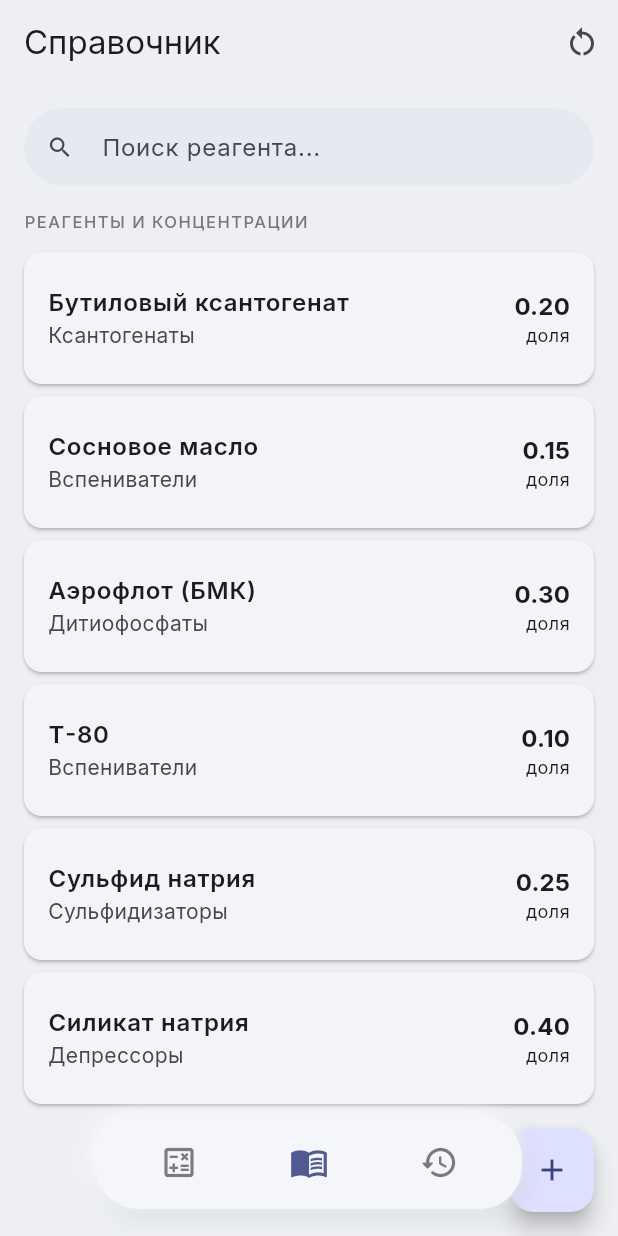
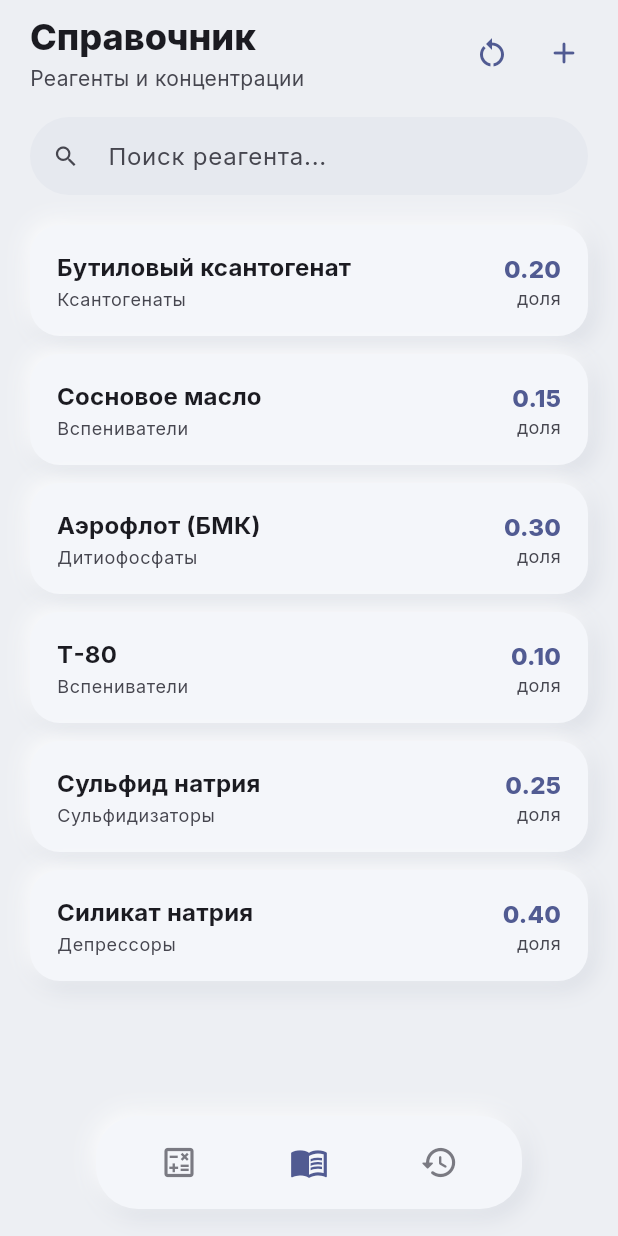
Before and after one commit to Diaaass/reagent_calculator, a Flutter app: the screen it shows after launch, after a tap on the "menu book" icon, on a phone screen of 412 x 824 dp. Run offline on Flutter 3.47's test engine with Material 3 defaults, Android fonts, the phone set to English and light mode, and no system bars; our stand-ins replace flutter_svg, google_fonts, share_plus, shared_preferences.

Commit message:
Fix dark theme issues and restyle reference/history screens
- Force light theme only (design is light-only; dark mode hid inputs)
- Hero card: show "0" placeholder instead of stretched em dash
- Restyle ReferenceScreen and HistoryScreen in soft UI to match calculator
- Move "+" and "Reset" actions from FAB/AppBar into ScreenHeader
- ScreenHeader now accepts custom actions list

Co-Authored-By: Claude Opus 4.7 (1M context) <noreply@anthropic.com>

```diff
--- a/lib/main.dart
+++ b/lib/main.dart
@@ -29,8 +29,9 @@ class ReagentApp extends StatelessWidget {
       title: 'Калькулятор реагентов',
       debugShowCheckedModeBanner: false,
       theme: buildTheme(Brightness.light),
-      darkTheme: buildTheme(Brightness.dark),
-      themeMode: ThemeMode.system,
+      // Дизайн сделан только под светлую тему; авто-переключение
+      // на системную dark давало невидимые поля и кашу в навигации.
+      themeMode: ThemeMode.light,
       home: HomeShell(appState: appState),
     );
   }
--- a/lib/screens/reference_screen.dart
+++ b/lib/screens/reference_screen.dart
@@ -3,10 +3,12 @@ import 'package:flutter/services.dart';
 
 import '../domain/models.dart';
 import '../state/app_state.dart';
+import '../widgets/screen_header.dart';
+import '../widgets/soft_container.dart';
 
-/// Справочник реагентов. Tap по реагенту подставляет концентрацию в
-/// калькулятор (через onSelect). Long-press открывает редактор. FAB —
-/// создание нового реагента. Свайп влево — удаление с подтверждением.
+/// Справочник реагентов в стиле soft UI. Tap по реагенту подставляет
+/// концентрацию в калькулятор (через onSelect). Long-press открывает
+/// редактор. «+» в шапке создаёт новый реагент. Свайп влево — удаление.
 class ReferenceScreen extends StatefulWidget {
   final AppState appState;
   final ValueChanged<Reagent> onSelect;
@@ -88,6 +90,7 @@ class _ReferenceScreenState extends State<ReferenceScreen> {
       context: context,
       isScrollControlled: true,
       showDragHandle: true,
+      backgroundColor: Theme.of(context).scaffoldBackgroundColor,
       builder: (ctx) => _ReagentEditor(
         initial: initial,
         existingCategories: categories,
@@ -109,63 +112,62 @@ class _ReferenceScreenState extends State<ReferenceScreen> {
       builder: (context, _) {
         final all = widget.appState.reagents;
         final items = _filter(all);
-        return Scaffold(
-          appBar: AppBar(
-            title: const Text('Справочник'),
+
+        return SafeArea(
+          bottom: false,
+          child: Column(
+            children: [
+              ScreenHeader(
+                title: 'Справочник',
+                subtitle: 'Реагенты и концентрации',
                 actions: [
                   IconButton(
                     tooltip: 'Сбросить к стандартным',
                     onPressed: _confirmReset,
-                icon: const Icon(Icons.restart_alt),
+                    icon: Icon(Icons.restart_alt,
+                        color: theme.colorScheme.primary),
+                  ),
+                  IconButton(
+                    tooltip: 'Добавить реагент',
+                    onPressed: () => _openEditor(),
+                    icon: Icon(Icons.add_rounded,
+                        color: theme.colorScheme.primary),
                   ),
                 ],
               ),
-          floatingActionButton: FloatingActionButton(
-            tooltip: 'Добавить реагент',
-            onPressed: () => _openEditor(),
-            child: const Icon(Icons.add),
-          ),
-          body: Column(
-            children: [
               Padding(
-                padding: const EdgeInsets.all(16),
+                padding: const EdgeInsets.fromLTRB(20, 0, 20, 16),
                 child: TextField(
                   onChanged: (v) => setState(() => _query = v),
-                  decoration: const InputDecoration(
+                  decoration: InputDecoration(
                     hintText: 'Поиск реагента...',
-                    prefixIcon: Icon(Icons.search),
-                  ),
-                ),
-              ),
-              Padding(
-                padding: const EdgeInsets.symmetric(horizontal: 16),
-                child: Align(
-                  alignment: Alignment.centerLeft,
-                  child: Text(
-                    'РЕАГЕНТЫ И КОНЦЕНТРАЦИИ',
-                    style: theme.textTheme.labelSmall?.copyWith(
-                      color: theme.colorScheme.outline,
-                      letterSpacing: 1.0,
+                    prefixIcon: Icon(
+                      Icons.search,
+                      color: theme.colorScheme.onSurfaceVariant,
                     ),
                   ),
                 ),
               ),
-              const SizedBox(height: 4),
               Expanded(
                 child: items.isEmpty
                     ? Center(
+                        child: Padding(
+                          padding: const EdgeInsets.all(24),
                           child: Text(
                             all.isEmpty
                                 ? 'Справочник пуст. Нажмите «+», чтобы добавить реагент'
                                 : 'Ничего не найдено',
                             textAlign: TextAlign.center,
+                            style: TextStyle(
+                              color: theme.colorScheme.onSurfaceVariant,
+                            ),
+                          ),
                         ),
                       )
                     : ListView.separated(
-                        // Нижний отступ больше, чтобы FAB не закрывал последнюю карточку.
-                        padding: const EdgeInsets.fromLTRB(16, 8, 16, 96),
+                        padding: const EdgeInsets.fromLTRB(20, 4, 20, 120),
                         itemCount: items.length,
-                        separatorBuilder: (_, __) => const SizedBox(height: 8),
+                        separatorBuilder: (_, __) => const SizedBox(height: 12),
                         itemBuilder: (context, i) {
                           final r = items[i];
                           return Dismissible(
@@ -206,28 +208,53 @@ class _ReagentTile extends StatelessWidget {
   @override
   Widget build(BuildContext context) {
     final theme = Theme.of(context);
-    return Card(
-      margin: EdgeInsets.zero,
-      child: ListTile(
-        contentPadding: const EdgeInsets.symmetric(horizontal: 16, vertical: 8),
+    return InkWell(
       onTap: onTap,
       onLongPress: onLongPress,
-        title: Text(
+      borderRadius: BorderRadius.circular(20),
+      child: SoftContainer(
+        padding: const EdgeInsets.symmetric(horizontal: 18, vertical: 16),
+        elevation: 8,
+        child: Row(
+          children: [
+            Expanded(
+              child: Column(
+                crossAxisAlignment: CrossAxisAlignment.start,
+                children: [
+                  Text(
                     reagent.name,
-          style: const TextStyle(fontWeight: FontWeight.w600),
+                    style: theme.textTheme.titleMedium?.copyWith(
+                      fontWeight: FontWeight.w700,
                     ),
-        subtitle: Text(reagent.category),
-        trailing: Column(
-          mainAxisAlignment: MainAxisAlignment.center,
+                  ),
+                  const SizedBox(height: 2),
+                  Text(
+                    reagent.category,
+                    style: theme.textTheme.bodySmall?.copyWith(
+                      color: theme.colorScheme.onSurfaceVariant,
+                    ),
+                  ),
+                ],
+              ),
+            ),
+            Column(
               crossAxisAlignment: CrossAxisAlignment.end,
               children: [
                 Text(
                   fmtNum(reagent.concentration),
                   style: theme.textTheme.titleMedium?.copyWith(
-                fontWeight: FontWeight.bold,
+                    fontWeight: FontWeight.w800,
+                    color: theme.colorScheme.primary,
                   ),
                 ),
-            Text('доля', style: theme.textTheme.bodySmall),
+                Text(
+                  'доля',
+                  style: theme.textTheme.bodySmall?.copyWith(
+                    color: theme.colorScheme.onSurfaceVariant,
+                  ),
+                ),
+              ],
+            ),
           ],
         ),
       ),
@@ -244,7 +271,7 @@ class _SwipeDeleteBackground extends StatelessWidget {
     return Container(
       decoration: BoxDecoration(
         color: scheme.errorContainer,
-        borderRadius: BorderRadius.circular(16),
+        borderRadius: BorderRadius.circular(20),
       ),
       alignment: Alignment.centerRight,
       padding: const EdgeInsets.symmetric(horizontal: 24),
@@ -254,8 +281,6 @@ class _SwipeDeleteBackground extends StatelessWidget {
 }
 
 /// Форма создания/редактирования реагента в нижнем шите.
-/// Поля: Название, Класс (с быстрым выбором из существующих категорий),
-/// Концентрация — доля > 0.
 class _ReagentEditor extends StatefulWidget {
   final Reagent? initial;
   final List<String> existingCategories;
@@ -312,7 +337,6 @@ class _ReagentEditorState extends State<_ReagentEditor> {
     final theme = Theme.of(context);
     final isEdit = widget.initial != null;
     return Padding(
-      // Поднимаем содержимое над клавиатурой.
       padding: EdgeInsets.only(
         bottom: MediaQuery.of(context).viewInsets.bottom,
       ),
@@ -328,13 +352,15 @@ class _ReagentEditorState extends State<_ReagentEditor> {
               children: [
                 Text(
                   isEdit ? 'Изменить реагент' : 'Новый реагент',
-                  style: theme.textTheme.titleLarge,
+                  style: theme.textTheme.titleLarge?.copyWith(
+                    fontWeight: FontWeight.w700,
+                  ),
                 ),
                 const SizedBox(height: 16),
                 TextFormField(
                   controller: _nameCtrl,
                   textCapitalization: TextCapitalization.sentences,
-                  decoration: const InputDecoration(labelText: 'Название'),
+                  decoration: const InputDecoration(hintText: 'Название'),
                   validator: (v) => (v == null || v.trim().isEmpty)
                       ? 'Введите название'
                       : null,
@@ -343,7 +369,7 @@ class _ReagentEditorState extends State<_ReagentEditor> {
                 TextFormField(
                   controller: _categoryCtrl,
                   textCapitalization: TextCapitalization.sentences,
-                  decoration: const InputDecoration(labelText: 'Класс'),
+                  decoration: const InputDecoration(hintText: 'Класс'),
                   validator: (v) => (v == null || v.trim().isEmpty)
                       ? 'Введите класс'
                       : null,
@@ -372,9 +398,8 @@ class _ReagentEditorState extends State<_ReagentEditor> {
                     FilteringTextInputFormatter.allow(RegExp(r'[0-9.,]')),
                   ],
                   decoration: const InputDecoration(
-                    labelText: 'Концентрация',
+                    hintText: 'Концентрация (0.3 = 30%)',
                     suffixText: 'доля',
-                    helperText: '0.3 = 30%',
                   ),
                   validator: (v) {
                     final raw = (v ?? '').replaceAll(',', '.');
@@ -390,22 +415,28 @@ class _ReagentEditorState extends State<_ReagentEditor> {
                     Expanded(
                       child: OutlinedButton(
                         onPressed: () => Navigator.pop(context),
-                        child: const Padding(
-                          padding: EdgeInsets.symmetric(vertical: 14),
-                          child: Text('Отмена'),
+                        style: OutlinedButton.styleFrom(
+                          shape: RoundedRectangleBorder(
+                            borderRadius: BorderRadius.circular(999),
                           ),
+                          padding: const EdgeInsets.symmetric(vertical: 14),
+                        ),
+                        child: const Text('Отмена'),
                       ),
                     ),
                     const SizedBox(width: 12),
                     Expanded(
                       child: FilledButton(
                         onPressed: _submit,
-                        child: const Padding(
-                          padding: EdgeInsets.symmetric(vertical: 14),
-                          child: Text(
+                        style: FilledButton.styleFrom(
+                          shape: RoundedRectangleBorder(
+                            borderRadius: BorderRadius.circular(999),
+                          ),
+                          padding: const EdgeInsets.symmetric(vertical: 14),
+                        ),
+                        child: const Text(
                           'Сохранить',
                           style: TextStyle(fontWeight: FontWeight.w600),
-                          ),
                         ),
                       ),
                     ),
--- a/lib/widgets/hero_result_card.dart
+++ b/lib/widgets/hero_result_card.dart
@@ -72,9 +72,11 @@ class HeroResultCard extends StatelessWidget {
                   FittedBox(
                     fit: BoxFit.scaleDown,
                     child: Text(
-                      r == null ? '—' : fmtNum(r.flowMlPerMin),
+                      r == null ? '0' : fmtNum(r.flowMlPerMin),
                       style: theme.textTheme.displayLarge?.copyWith(
-                        color: onColor,
+                        color: r == null
+                            ? onColor.withValues(alpha: 0.4)
+                            : onColor,
                         fontWeight: FontWeight.w800,
                         height: 1.0,
                         fontSize: 64,
--- a/lib/widgets/screen_header.dart
+++ b/lib/widgets/screen_header.dart
@@ -1,24 +1,38 @@
 import 'package:flutter/material.dart';
 
-/// Кастомный заголовок экрана: крупный title, мягкая подпись и иконка
-/// колокольчика справа. Используется вместо стандартного AppBar.
+/// Кастомный заголовок экрана: крупный title, мягкая подпись и
+/// опциональные действия справа (по умолчанию — иконка колокольчика).
 class ScreenHeader extends StatelessWidget {
   final String title;
   final String? subtitle;
-  final VoidCallback? onBellTap;
+
+  /// Если передано — отображается вместо стандартного колокольчика.
+  /// Каждый виджет обычно `IconButton` или их группа.
+  final List<Widget>? actions;
 
   const ScreenHeader({
     super.key,
     required this.title,
     this.subtitle,
-    this.onBellTap,
+    this.actions,
   });
 
   @override
   Widget build(BuildContext context) {
     final theme = Theme.of(context);
+    final effectiveActions = actions ??
+        [
+          IconButton(
+            onPressed: null,
+            icon: Icon(
+              Icons.notifications_none_rounded,
+              color: theme.colorScheme.primary,
+            ),
+          ),
+        ];
+
     return Padding(
-      padding: const EdgeInsets.fromLTRB(20, 8, 20, 16),
+      padding: const EdgeInsets.fromLTRB(20, 8, 12, 16),
       child: Row(
         crossAxisAlignment: CrossAxisAlignment.center,
         children: [
@@ -44,13 +58,7 @@ class ScreenHeader extends StatelessWidget {
               ],
             ),
           ),
-          IconButton(
-            onPressed: onBellTap,
-            icon: Icon(
-              Icons.notifications_none_rounded,
-              color: theme.colorScheme.primary,
-            ),
-          ),
+          ...effectiveActions,
         ],
       ),
     );
```
Also changed, not shown: lib/screens/history_screen.dart (+91 -61 lines). Lines whose indentation alone changed are shown as unchanged.
